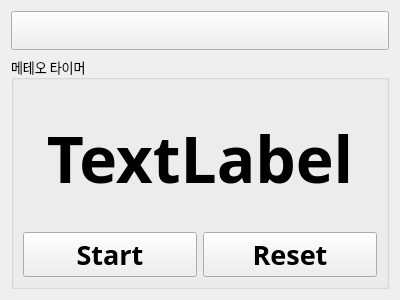
Above: MeteorTimer/meteortimer.ui from Wseop/Qt_LoaTools before the change. Below: the same form after it.
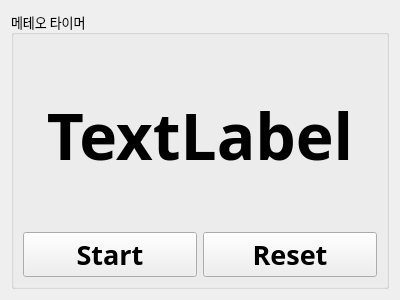
That is the form after the change.

Diff of the .ui file:
```diff
--- a/MeteorTimer/meteortimer.ui
+++ b/MeteorTimer/meteortimer.ui
@@ -17,21 +17,6 @@
    <bool>true</bool>
   </property>
   <layout class="QVBoxLayout" name="verticalLayout_2">
-   <item>
-    <widget class="QPushButton" name="pbHome">
-     <property name="enabled">
-      <bool>true</bool>
-     </property>
-     <property name="font">
-      <font>
-       <pointsize>20</pointsize>
-      </font>
-     </property>
-     <property name="text">
-      <string/>
-     </property>
-    </widget>
-   </item>
    <item>
     <widget class="QGroupBox" name="groupBox">
      <property name="font">
```
